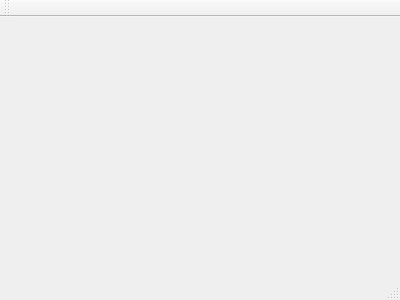
GraTec/fileManager, file mainwindow.ui: the form before one commit.
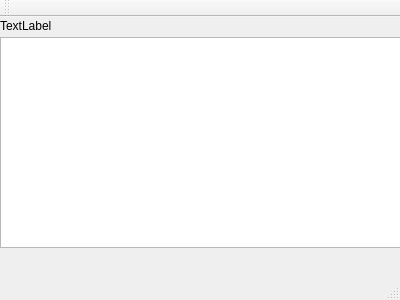
The form after the commit.

Diff of the .ui file:
```diff
--- a/mainwindow.ui
+++ b/mainwindow.ui
@@ -13,7 +13,31 @@
   <property name="windowTitle">
    <string>MainWindow</string>
   </property>
-  <widget class="QWidget" name="centralWidget"/>
+  <widget class="QWidget" name="centralWidget">
+   <widget class="QListWidget" name="listWidget">
+    <property name="geometry">
+     <rect>
+      <x>0</x>
+      <y>20</y>
+      <width>401</width>
+      <height>211</height>
+     </rect>
+    </property>
+   </widget>
+   <widget class="QLabel" name="label">
+    <property name="geometry">
+     <rect>
+      <x>0</x>
+      <y>0</y>
+      <width>71</width>
+      <height>17</height>
+     </rect>
+    </property>
+    <property name="text">
+     <string>TextLabel</string>
+    </property>
+   </widget>
+  </widget>
   <widget class="QMenuBar" name="menuBar">
    <property name="geometry">
     <rect>
```
Left out of the diff: 3 changed lines with no effect on the pictures.
